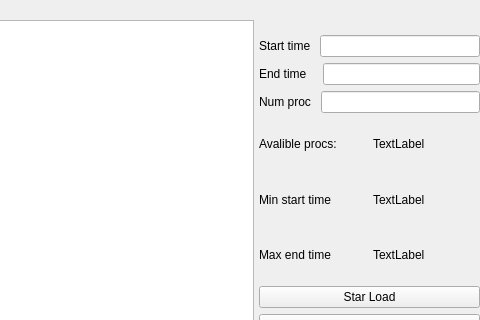
Qt form client-side/Graphics.ui (akapust1n/MPICL-metrics) before a commit; both pictures show x 357 to 837 and y 0 to 320 of the 837 by 508 pixel window.
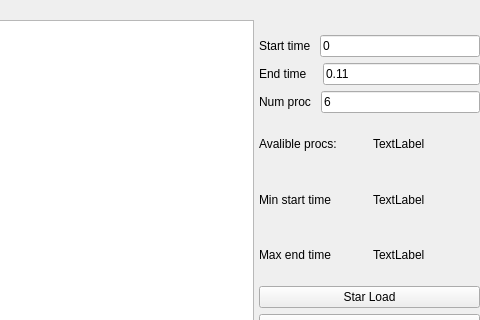
The same form after that commit.

```diff
--- a/client-side/Graphics.ui
+++ b/client-side/Graphics.ui
@@ -44,7 +44,11 @@
         </widget>
        </item>
        <item>
-        <widget class="QLineEdit" name="startTimeEdit"/>
+        <widget class="QLineEdit" name="startTimeEdit">
+         <property name="text">
+          <string>0</string>
+         </property>
+        </widget>
        </item>
       </layout>
      </item>
@@ -58,7 +62,11 @@
         </widget>
        </item>
        <item>
-        <widget class="QLineEdit" name="endTimeEdit"/>
+        <widget class="QLineEdit" name="endTimeEdit">
+         <property name="text">
+          <string>0.11</string>
+         </property>
+        </widget>
        </item>
       </layout>
      </item>
@@ -72,7 +80,11 @@
         </widget>
        </item>
        <item>
-        <widget class="QLineEdit" name="maxProcEdit"/>
+        <widget class="QLineEdit" name="maxProcEdit">
+         <property name="text">
+          <string>6</string>
+         </property>
+        </widget>
        </item>
       </layout>
      </item>
```
